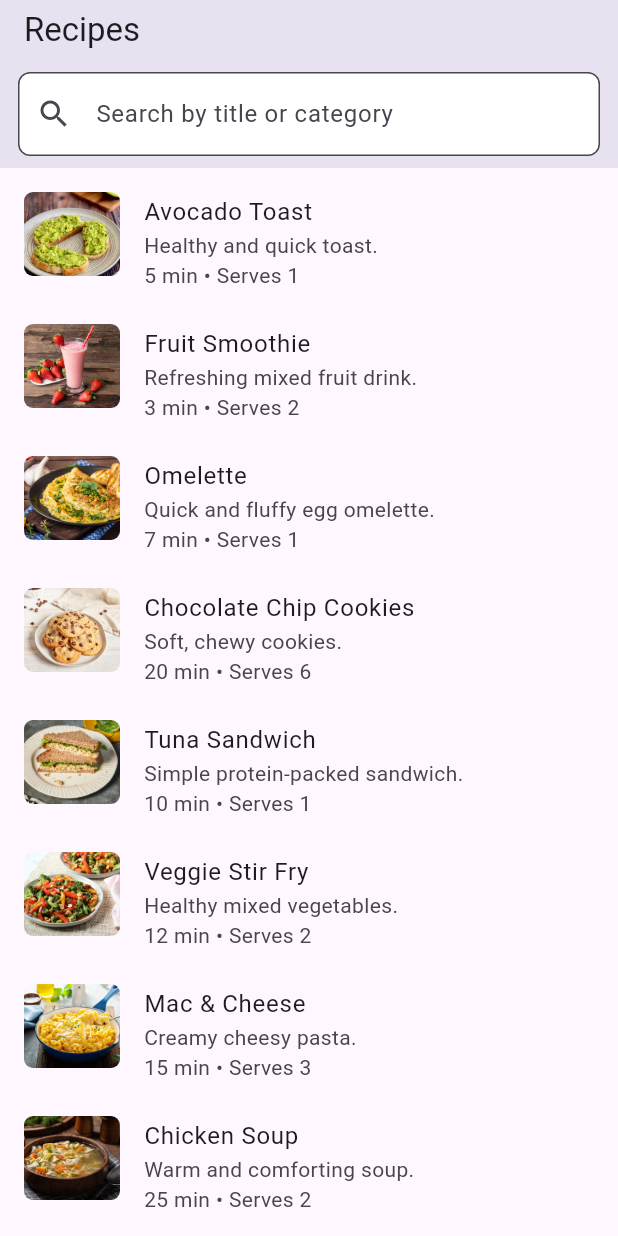
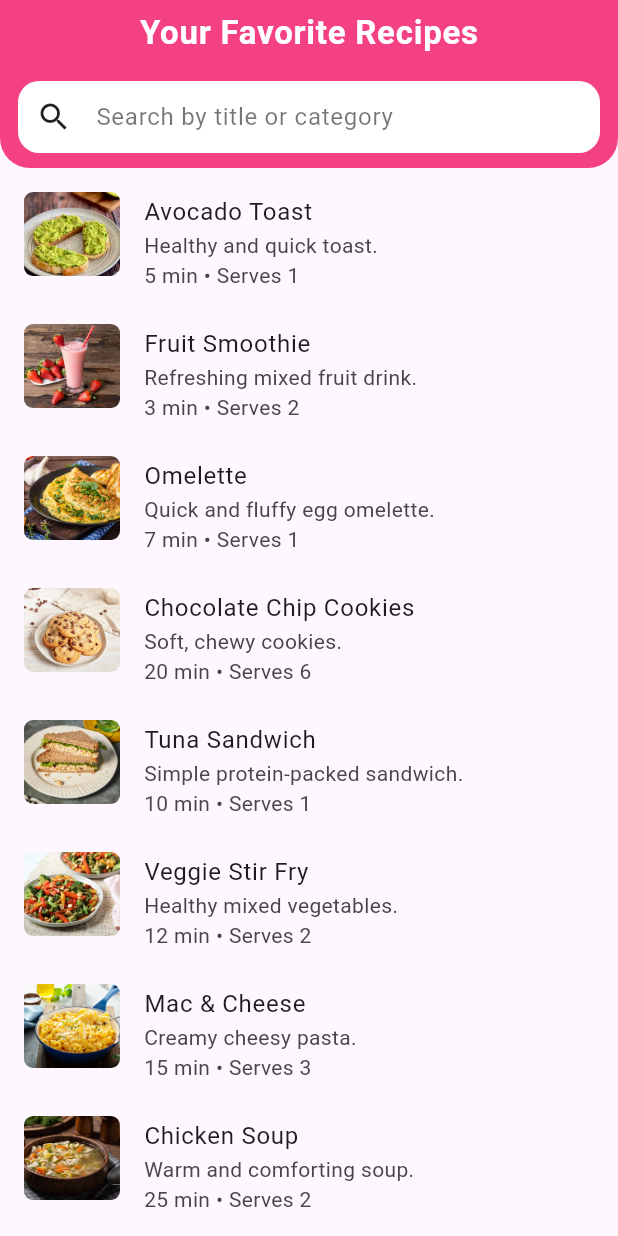
Before and after one commit to jinan14/Recipe-Viewer, a Flutter app: the screen it shows after launch, scrolled down 344 dp, on a phone screen of 412 x 824 dp. Run offline on Flutter 3.47's test engine with Material 3 defaults, Android fonts, the phone set to English and light mode, and no system bars.

Commit message:
style: Improve UI of RecipeListScreen

```diff
--- a/lib/main.dart
+++ b/lib/main.dart
@@ -6,12 +6,14 @@ void main() {
 }
 
 class RecipeViewerApp extends StatelessWidget {
+  const RecipeViewerApp({super.key});
+
   @override
   Widget build(BuildContext context) {
     return MaterialApp(
       title: 'Recipe Viewer',
       theme: ThemeData(
-        primarySwatch: Colors.deepOrange,
+        primarySwatch: Colors.pink,
       ),
       home: RecipeListScreen(),
     );
--- a/lib/screens/recipe_list_screen.dart
+++ b/lib/screens/recipe_list_screen.dart
@@ -16,6 +16,7 @@ class _RecipeListScreenState extends State<RecipeListScreen> {
   List<Recipe> _filtered = [];
 
   @override
+  //runs once when screen opens
   void initState() {
     super.initState();
     _recipesFuture = RecipeLoader.loadRecipes();
@@ -26,9 +27,10 @@ class _RecipeListScreenState extends State<RecipeListScreen> {
       });
     });
   }
-
+//search function
   void _search(String q) {
     final lower = q.toLowerCase();
+    //calls the setState method to update the UI by the searched title or category
     setState(() {
       _filtered = _allRecipes.where((r) =>
       r.title.toLowerCase().contains(lower) ||
@@ -40,36 +42,72 @@ class _RecipeListScreenState extends State<RecipeListScreen> {
   Widget build(BuildContext context) {
     return Scaffold(
       appBar: AppBar(
-        title: Text('Recipes'),
+        backgroundColor: Colors.pinkAccent,
+        elevation: 4,
+        centerTitle: true,
+        title: const Text(
+          'Your Favorite Recipes',
+          style: TextStyle(
+            fontSize: 22,
+            fontWeight: FontWeight.bold,
+            color: Colors.white,
+            letterSpacing: 0.5,
+          ),
+        ),
+
+        // Rounded bottom of the AppBar
+        shape: const RoundedRectangleBorder(
+          borderRadius: BorderRadius.vertical(
+            bottom: Radius.circular(20),
+          ),
+        ),
+
         bottom: PreferredSize(
           preferredSize: Size.fromHeight(56.0),
           child: Padding(
-            padding: EdgeInsets.symmetric(horizontal: 12, vertical: 8),
+            padding: EdgeInsets.symmetric(horizontal: 12, vertical: 10),
             child: TextField(
+              //Every key typed triggers _search().
               onChanged: _search,
               decoration: InputDecoration(
                 hintText: 'Search by title or category',
-                prefixIcon: Icon(Icons.search),
+                hintStyle: TextStyle(color: Colors.black54),
+                prefixIcon: Icon(Icons.search, color: Colors.black87),
+
                 filled: true,
-                fillColor: Colors.white.withValues(),
-                border: OutlineInputBorder(borderRadius: BorderRadius.circular(8)),
+                fillColor: Colors.white,
+
+                contentPadding: EdgeInsets.symmetric(vertical: 12),
+
+                border: OutlineInputBorder(
+                  borderRadius: BorderRadius.circular(14),
+                  borderSide: BorderSide.none,
+                ),
+
+                // Slight shadow to make it pop
+                enabledBorder: OutlineInputBorder(
+                  borderRadius: BorderRadius.circular(14),
+                  borderSide: BorderSide.none,
+                ),
               ),
             ),
           ),
         ),
       ),
+
+      //waits for recipes to load
       body: FutureBuilder<List<Recipe>>(
         future: _recipesFuture,
         builder: (context, snapshot) {
           if (snapshot.connectionState != ConnectionState.done) {
             return Center(child: CircularProgressIndicator());
-          }
+          } // loading
           if (snapshot.hasError) {
             return Center(child: Text('Failed to load recipes'));
-          }
+          }// error
           if (_filtered.isEmpty) {
             return Center(child: Text('No recipes found'));
-          }
+          }// empty no results found
           return ListView.builder(
             itemCount: _filtered.length,
             itemBuilder: (context, index) {
```
Also changed, not shown: 1 other file.
